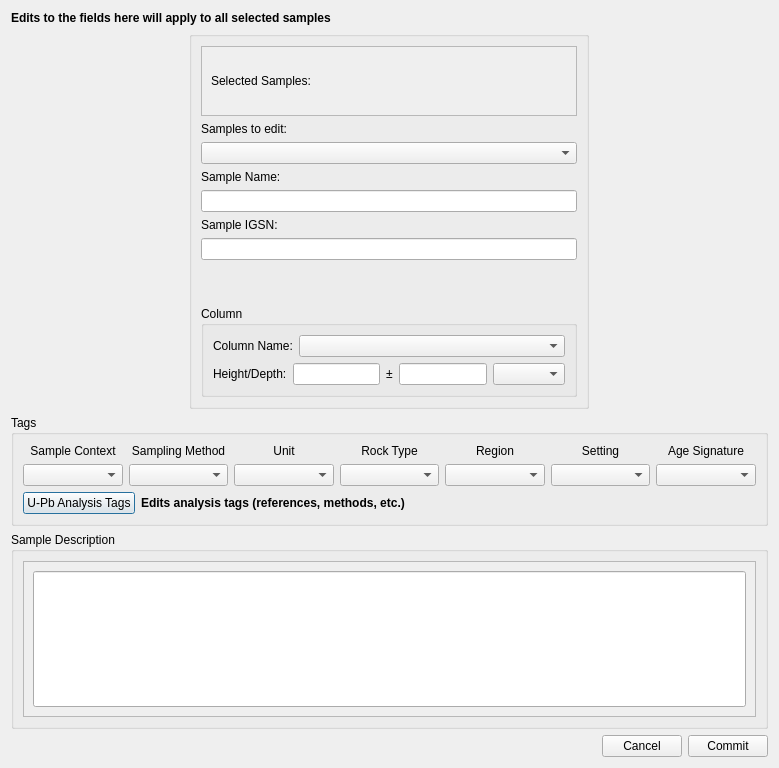
Above: ui/SampleInformation.ui from kathrynmetcalf/GeoCORK before the change. Below: the same form after it.
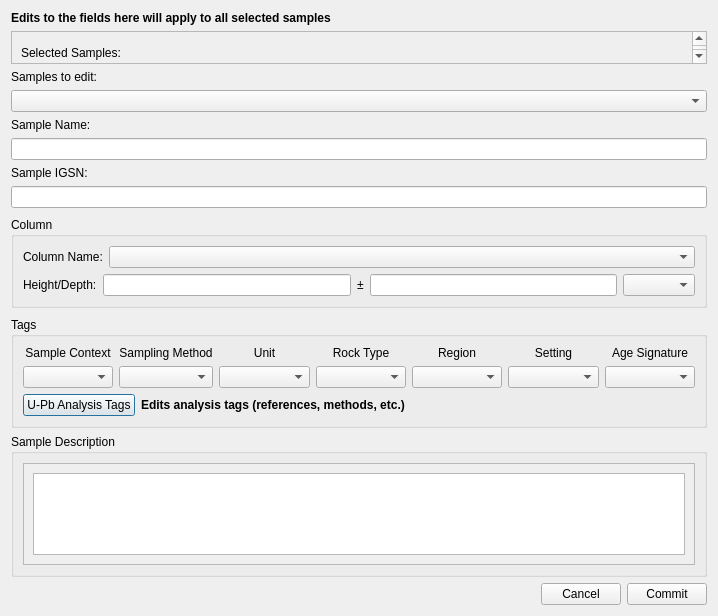
That is the form after the change. Custom widgets are drawn as their Qt base class.

Commit message: Corrected adding reference from importer and adding columns from combo boxes in importer. Changed sample description from line edit to custom text edit with editingFinished signal. Stopped sample information from looping question when closing. Changed Ages tree to always be SQLiteTableModel because it isn't user-editable. Updated CheckableTreeModel to match prior changes to TreeModel.

What changed in the file:
```diff
--- a/ui/SampleInformation.ui
+++ b/ui/SampleInformation.ui
@@ -6,8 +6,8 @@
    <rect>
     <x>0</x>
     <y>0</y>
-    <width>779</width>
-    <height>768</height>
+    <width>718</width>
+    <height>616</height>
    </rect>
   </property>
   <property name="sizePolicy">
@@ -25,6 +25,10 @@
   <property name="windowTitle">
    <string>Dialog</string>
   </property>
+  <layout class="QVBoxLayout" name="verticalLayout_10">
+   <item>
+    <layout class="QHBoxLayout" name="top_horizontalLayout">
+     <item>
   <layout class="QVBoxLayout" name="verticalLayout_9">
    <item>
     <widget class="QLabel" name="bold_label">
@@ -36,7 +40,6 @@
      </property>
      <property name="font">
       <font>
-       <weight>75</weight>
        <bold>true</bold>
       </font>
      </property>
@@ -46,32 +49,6 @@
     </widget>
    </item>
    <item>
-    <layout class="QHBoxLayout" name="top_horizontalLayout">
-     <property name="spacing">
-      <number>1</number>
-     </property>
-     <item>
-      <widget class="QGroupBox" name="sampleinformation_groupbox">
-       <property name="minimumSize">
-        <size>
-         <width>400</width>
-         <height>0</height>
-        </size>
-       </property>
-       <property name="maximumSize">
-        <size>
-         <width>400</width>
-         <height>16777215</height>
-        </size>
-       </property>
-       <property name="title">
-        <string/>
-       </property>
-       <property name="flat">
-        <bool>false</bool>
-       </property>
-       <layout class="QVBoxLayout" name="verticalLayout_12">
-        <item>
          <widget class="QScrollArea" name="scrollArea">
           <property name="sizePolicy">
            <sizepolicy hsizetype="Preferred" vsizetype="Minimum">
@@ -93,8 +70,8 @@
             <rect>
              <x>0</x>
              <y>0</y>
-             <width>378</width>
-             <height>69</height>
+            <width>676</width>
+            <height>42</height>
             </rect>
            </property>
            <layout class="QVBoxLayout" name="verticalLayout_11">
@@ -234,9 +211,9 @@
               </widget>
              </item>
              <item>
-              <widget class="QComboBox" name="column_name_comboBox">
-               <property name="placeholderText" stdset="0">
-                <string>Name of column, core, etc.</string>
+             <widget class="CheckableComboBox" name="column_name_comboBox">
+              <property name="placeholderText">
+               <string/>
                </property>
               </widget>
              </item>
@@ -297,8 +274,20 @@
           </layout>
          </widget>
         </item>
-       </layout>
-      </widget>
+       <item>
+        <spacer name="verticalSpacer_2">
+         <property name="orientation">
+          <enum>Qt::Vertical</enum>
+         </property>
+         <property name="sizeHint" stdset="0">
+          <size>
+           <width>20</width>
+           <height>40</height>
+          </size>
+         </property>
+        </spacer>
+       </item>
+      </layout>
      </item>
     </layout>
    </item>
@@ -504,7 +493,6 @@
           </property>
           <property name="font">
            <font>
-            <weight>75</weight>
             <bold>true</bold>
            </font>
           </property>
@@ -518,6 +506,19 @@
      </layout>
     </widget>
    </item>
+   <item>
+    <spacer name="verticalSpacer_3">
+     <property name="orientation">
+      <enum>Qt::Vertical</enum>
+     </property>
+     <property name="sizeHint" stdset="0">
+      <size>
+       <width>20</width>
+       <height>40</height>
+      </size>
+     </property>
+    </spacer>
+   </item>
    <item>
     <widget class="QGroupBox" name="sample_description_groupBox">
      <property name="sizePolicy">
@@ -529,7 +530,7 @@
      <property name="minimumSize">
       <size>
        <width>0</width>
-       <height>100</height>
+       <height>75</height>
       </size>
      </property>
      <property name="title">
@@ -539,17 +540,11 @@
       <item>
        <widget class="QScrollArea" name="scrollArea_2">
         <property name="sizePolicy">
-         <sizepolicy hsizetype="Expanding" vsizetype="MinimumExpanding">
+         <sizepolicy hsizetype="Expanding" vsizetype="Expanding">
           <horstretch>0</horstretch>
           <verstretch>0</verstretch>
          </sizepolicy>
         </property>
-        <property name="minimumSize">
-         <size>
-          <width>0</width>
-          <height>40</height>
-         </size>
-        </property>
         <property name="widgetResizable">
          <bool>true</bool>
         </property>
@@ -558,32 +553,13 @@
           <rect>
            <x>0</x>
            <y>0</y>
-           <width>739</width>
-           <height>183</height>
+           <width>658</width>
+           <height>79</height>
           </rect>
          </property>
-         <property name="minimumSize">
-          <size>
-           <width>0</width>
-           <height>40</height>
-          </size>
-         </property>
          <layout class="QVBoxLayout" name="verticalLayout_15">
           <item>
-           <widget class="QLineEdit" name="sample_description_lineEdit">
-            <property name="sizePolicy">
-             <sizepolicy hsizetype="Expanding" vsizetype="MinimumExpanding">
-              <horstretch>0</horstretch>
-              <verstretch>0</verstretch>
-             </sizepolicy>
-            </property>
-            <property name="minimumSize">
-             <size>
-              <width>0</width>
-              <height>40</height>
-             </size>
-            </property>
-           </widget>
+           <widget class="EditingTextEdit" name="sample_description_textEdit"/>
           </item>
          </layout>
         </widget>
@@ -642,6 +618,11 @@
    <extends>QComboBox</extends>
    <header location="global">Functions/Widget_classes.h</header>
   </customwidget>
+  <customwidget>
+   <class>EditingTextEdit</class>
+   <extends>QTextEdit</extends>
+   <header>Functions/Widget_classes.h</header>
+  </customwidget>
  </customwidgets>
  <tabstops>
   <tabstop>column_name_comboBox</tabstop>
```
Left out of the diff: 9 changed lines with no effect on the pictures. Lines whose indentation alone changed are shown as unchanged. The commit also changes 6 other files.
